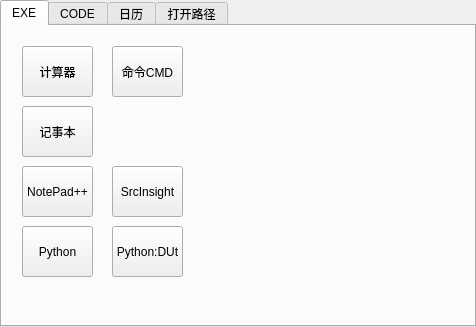
Before: the Qt Designer form auto_c_code/toolstabwidget.ui in yjduoduo/auto_c_code, drawn with Qt 5.
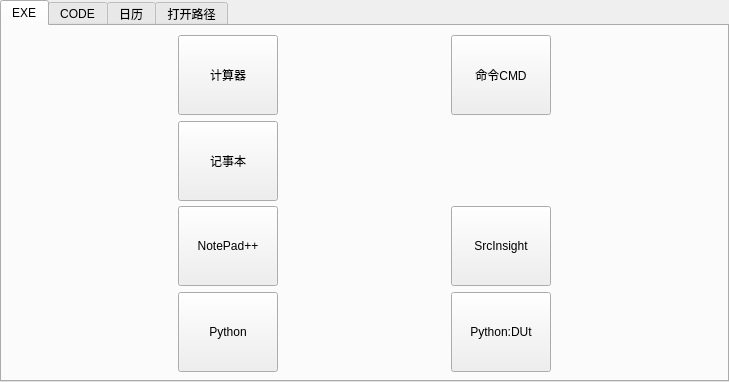
After: the same form once the commit is applied. The open tabs and pages were chosen to show the change.

Commit message: 路径界面变大

Diff of the .ui file:
```diff
--- a/auto_c_code/toolstabwidget.ui
+++ b/auto_c_code/toolstabwidget.ui
@@ -6,8 +6,8 @@
    <rect>
     <x>0</x>
     <y>0</y>
-    <width>476</width>
-    <height>327</height>
+    <width>729</width>
+    <height>382</height>
    </rect>
   </property>
   <property name="windowTitle">
@@ -20,14 +20,20 @@
    <attribute name="title">
     <string>EXE</string>
    </attribute>
+   <layout class="QGridLayout" name="gridLayout_2">
+    <item row="0" column="0">
    <widget class="QPushButton" name="pushButton_calc">
-    <property name="geometry">
-     <rect>
-      <x>20</x>
-      <y>20</y>
-      <width>71</width>
-      <height>51</height>
-     </rect>
+      <property name="minimumSize">
+       <size>
+        <width>0</width>
+        <height>80</height>
+       </size>
+      </property>
+      <property name="maximumSize">
+       <size>
+        <width>100</width>
+        <height>16777215</height>
+       </size>
     </property>
     <property name="toolTip">
      <string>open calc</string>
@@ -36,14 +42,42 @@
      <string>计算器</string>
     </property>
    </widget>
+    </item>
+    <item row="0" column="1">
+     <widget class="QPushButton" name="pushButton_cmd">
+      <property name="minimumSize">
+       <size>
+        <width>0</width>
+        <height>80</height>
+       </size>
+      </property>
+      <property name="maximumSize">
+       <size>
+        <width>100</width>
+        <height>16777215</height>
+       </size>
+      </property>
+      <property name="toolTip">
+       <string>open calc</string>
+      </property>
+      <property name="text">
+       <string>命令CMD</string>
+      </property>
+     </widget>
+    </item>
+    <item row="1" column="0">
    <widget class="QPushButton" name="pushButton_notepad">
-    <property name="geometry">
-     <rect>
-      <x>20</x>
-      <y>80</y>
-      <width>71</width>
-      <height>51</height>
-     </rect>
+      <property name="minimumSize">
+       <size>
+        <width>0</width>
+        <height>80</height>
+       </size>
+      </property>
+      <property name="maximumSize">
+       <size>
+        <width>100</width>
+        <height>16777215</height>
+       </size>
     </property>
     <property name="toolTip">
      <string>open notepad</string>
@@ -52,14 +86,20 @@
      <string>记事本</string>
     </property>
    </widget>
+    </item>
+    <item row="2" column="0">
    <widget class="QPushButton" name="pushButton_notepadplus">
-    <property name="geometry">
-     <rect>
-      <x>20</x>
-      <y>140</y>
-      <width>71</width>
-      <height>51</height>
-     </rect>
+      <property name="minimumSize">
+       <size>
+        <width>0</width>
+        <height>80</height>
+       </size>
+      </property>
+      <property name="maximumSize">
+       <size>
+        <width>100</width>
+        <height>16777215</height>
+       </size>
     </property>
     <property name="toolTip">
      <string>open notepad++</string>
@@ -68,30 +108,20 @@
      <string>NotePad++</string>
     </property>
    </widget>
-   <widget class="QPushButton" name="pushButton_python">
-    <property name="geometry">
-     <rect>
-      <x>20</x>
-      <y>200</y>
-      <width>71</width>
-      <height>51</height>
-     </rect>
-    </property>
-    <property name="toolTip">
-     <string>open python</string>
-    </property>
-    <property name="text">
-     <string>Python</string>
-    </property>
-   </widget>
+    </item>
+    <item row="2" column="1">
    <widget class="QPushButton" name="pushButton_sourceinsight">
-    <property name="geometry">
-     <rect>
-      <x>110</x>
-      <y>140</y>
-      <width>71</width>
-      <height>51</height>
-     </rect>
+      <property name="minimumSize">
+       <size>
+        <width>0</width>
+        <height>80</height>
+       </size>
+      </property>
+      <property name="maximumSize">
+       <size>
+        <width>100</width>
+        <height>16777215</height>
+       </size>
     </property>
     <property name="toolTip">
      <string>open source insight</string>
@@ -100,14 +130,42 @@
      <string>SrcInsight</string>
     </property>
    </widget>
+    </item>
+    <item row="3" column="0">
+     <widget class="QPushButton" name="pushButton_python">
+      <property name="minimumSize">
+       <size>
+        <width>0</width>
+        <height>80</height>
+       </size>
+      </property>
+      <property name="maximumSize">
+       <size>
+        <width>100</width>
+        <height>16777215</height>
+       </size>
+      </property>
+      <property name="toolTip">
+       <string>open python</string>
+      </property>
+      <property name="text">
+       <string>Python</string>
+      </property>
+     </widget>
+    </item>
+    <item row="3" column="1">
    <widget class="QPushButton" name="pushButton_python_Dtest">
-    <property name="geometry">
-     <rect>
-      <x>110</x>
-      <y>200</y>
-      <width>71</width>
-      <height>51</height>
-     </rect>
+      <property name="minimumSize">
+       <size>
+        <width>0</width>
+        <height>80</height>
+       </size>
+      </property>
+      <property name="maximumSize">
+       <size>
+        <width>100</width>
+        <height>16777215</height>
+       </size>
     </property>
     <property name="toolTip">
      <string>open python D:test.py</string>
@@ -116,22 +174,8 @@
      <string>Python:DUt</string>
     </property>
    </widget>
-   <widget class="QPushButton" name="pushButton_cmd">
-    <property name="geometry">
-     <rect>
-      <x>110</x>
-      <y>20</y>
-      <width>71</width>
-      <height>51</height>
-     </rect>
-    </property>
-    <property name="toolTip">
-     <string>open calc</string>
-    </property>
-    <property name="text">
-     <string>命令CMD</string>
-    </property>
-   </widget>
+    </item>
+   </layout>
   </widget>
   <widget class="QWidget" name="tab_code">
    <attribute name="title">
```
Left out of the diff: 165 changed lines with no effect on the pictures. Lines whose indentation alone changed are shown as unchanged. The commit also changes 1 other file.
